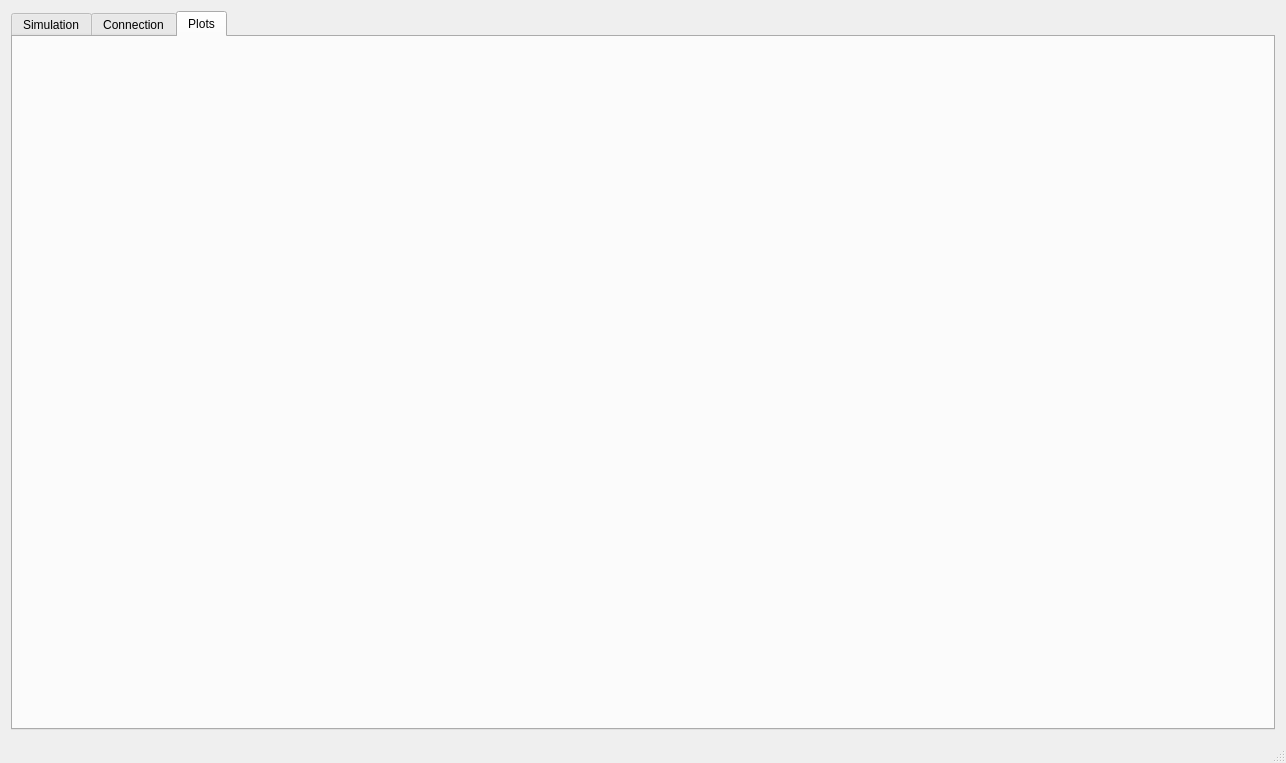
Before: the Qt Designer form mainwindow.ui in dkoszkul/master-thesis, drawn with Qt 5.
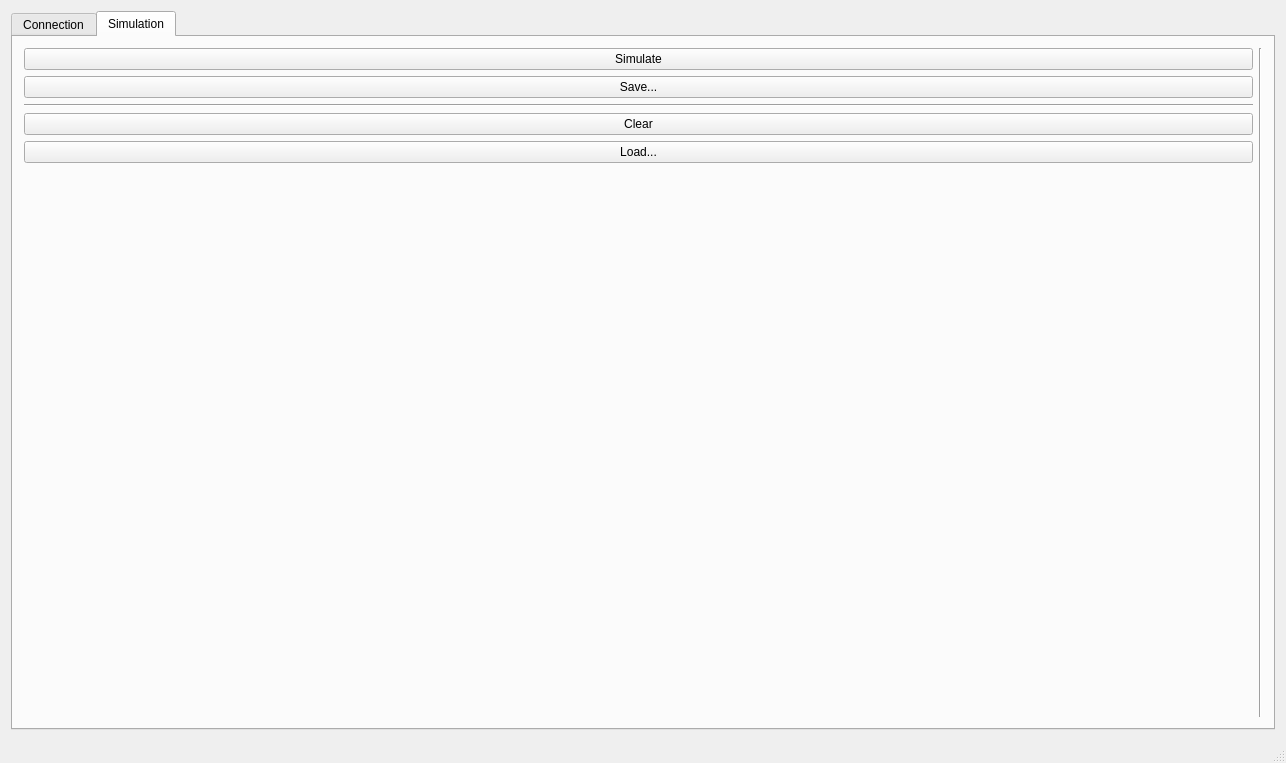
After: the same form once the commit is applied.

Commit message: remove simulation tab and add clear and load buttons

What changed in the file:
```diff
--- a/mainwindow.ui
+++ b/mainwindow.ui
@@ -14,50 +14,12 @@
    <string>Master thesis</string>
   </property>
   <widget class="QWidget" name="centralWidget">
-   <layout class="QVBoxLayout" name="verticalLayout_7">
+   <layout class="QHBoxLayout" name="horizontalLayout_2">
     <item>
      <widget class="QTabWidget" name="tabWidget">
       <property name="currentIndex">
        <number>2</number>
       </property>
-      <widget class="QWidget" name="tab">
-       <attribute name="title">
-        <string>Simulation</string>
-       </attribute>
-       <layout class="QVBoxLayout" name="verticalLayout_8">
-        <item>
-         <layout class="QGridLayout" name="gridLayout">
-          <item row="0" column="0">
-           <widget class="QPushButton" name="pushButton">
-            <property name="text">
-             <string>Fire the simulation</string>
-            </property>
-           </widget>
-          </item>
-          <item row="0" column="2">
-           <widget class="QPushButton" name="exportResults">
-            <property name="text">
-             <string>Export results</string>
-            </property>
-           </widget>
-          </item>
-          <item row="0" column="1">
-           <spacer name="horizontalSpacer">
-            <property name="orientation">
-             <enum>Qt::Horizontal</enum>
-            </property>
-            <property name="sizeHint" stdset="0">
-             <size>
-              <width>40</width>
-              <height>20</height>
-             </size>
-            </property>
-           </spacer>
-          </item>
-         </layout>
-        </item>
-       </layout>
-      </widget>
       <widget class="QWidget" name="tab_2">
        <attribute name="title">
         <string>Connection</string>
@@ -146,32 +108,75 @@
       </widget>
       <widget class="QWidget" name="tab_3">
        <attribute name="title">
-        <string>Plots</string>
+        <string>Simulation</string>
        </attribute>
-       <layout class="QVBoxLayout" name="verticalLayout_2">
+       <layout class="QHBoxLayout" name="horizontalLayout_3">
+        <item>
+         <layout class="QVBoxLayout" name="verticalLayout_6">
+          <item>
+           <widget class="QPushButton" name="simulate">
+            <property name="text">
+             <string>Simulate</string>
+            </property>
+           </widget>
+          </item>
+          <item>
+           <widget class="QPushButton" name="save">
+            <property name="text">
+             <string>Save...</string>
+            </property>
+           </widget>
+          </item>
+          <item>
+           <widget class="Line" name="line_2">
+            <property name="orientation">
+             <enum>Qt::Horizontal</enum>
+            </property>
+           </widget>
+          </item>
+          <item>
+           <widget class="QPushButton" name="pushButton">
+            <property name="text">
+             <string>Clear</string>
+            </property>
+           </widget>
+          </item>
+          <item>
+           <widget class="QPushButton" name="pushButton_2">
+            <property name="text">
+             <string>Load...</string>
+            </property>
+           </widget>
+          </item>
+          <item>
+           <spacer name="verticalSpacer">
+            <property name="orientation">
+             <enum>Qt::Vertical</enum>
+            </property>
+            <property name="sizeHint" stdset="0">
+             <size>
+              <width>20</width>
+              <height>40</height>
+             </size>
+            </property>
+           </spacer>
+          </item>
+         </layout>
+        </item>
+        <item>
+         <widget class="Line" name="line">
+          <property name="orientation">
+           <enum>Qt::Vertical</enum>
+          </property>
+         </widget>
+        </item>
         <item>
          <layout class="QVBoxLayout" name="plotLayout">
           <property name="sizeConstraint">
            <enum>QLayout::SetFixedSize</enum>
           </property>
-          <item>
-           <spacer name="horizontalSpacer_6">
-            <property name="orientation">
-             <enum>Qt::Horizontal</enum>
-            </property>
-            <property name="sizeHint" stdset="0">
-             <size>
-              <width>40</width>
-              <height>20</height>
-             </size>
-            </property>
-           </spacer>
-          </item>
          </layout>
         </item>
-        <item>
-         <layout class="QVBoxLayout" name="verticalLayout_6"/>
-        </item>
        </layout>
       </widget>
      </widget>
```
Left out of the diff: 4 changed lines with no effect on the pictures. The commit also changes 1 other file.
